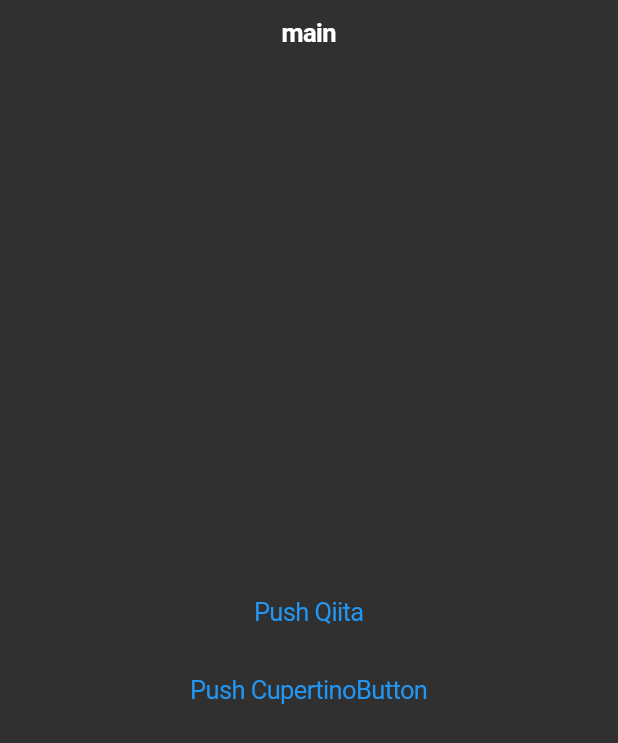
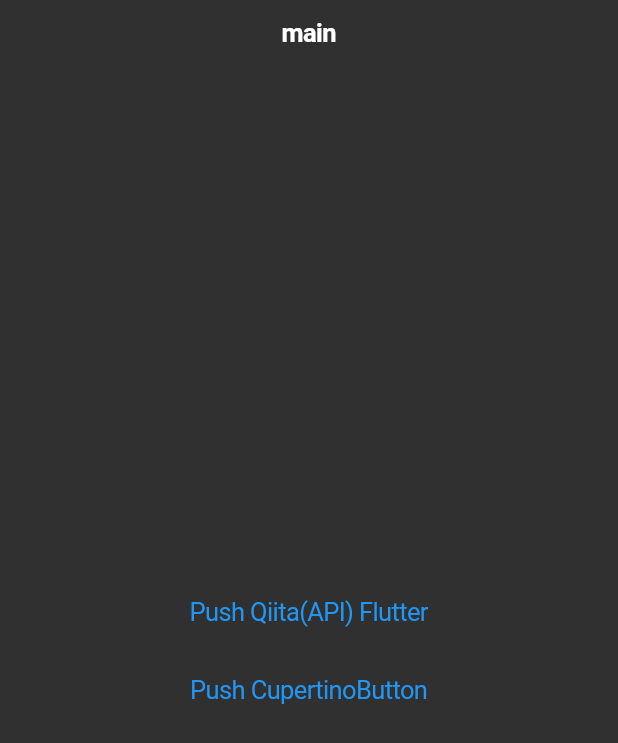
Before and after one commit to hiroyuki12/flutter_my_app2, a Flutter app: the screen it shows after launch, on a phone screen of 412 x 824 dp. Shown: the top 743 px of the screen. Run offline on Flutter 3.47's test engine with Material 2 defaults, Android fonts, the phone set to English and light mode, and no system bars.

```diff
--- a/lib/main.dart
+++ b/lib/main.dart
@@ -43,7 +43,7 @@ class _MyHomePageState extends State<MyHomePage> {
           mainAxisAlignment: MainAxisAlignment.center,
           children: <Widget>[
             CupertinoButton(
-              child: Text("Push Qiita"),
+              child: Text("Push Qiita(API) Flutter"),
               onPressed: () =>
                 Navigator.push(
                   context, MaterialPageRoute(builder: (context) => Qiita())
```
Also changed, not shown: 1 other file.
